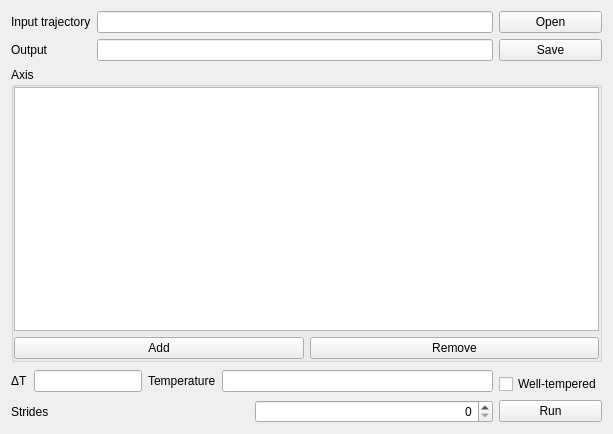
HanatoK/PMFToolBox, file metadynamicstab/metadynamicstab.ui: the form before one commit.
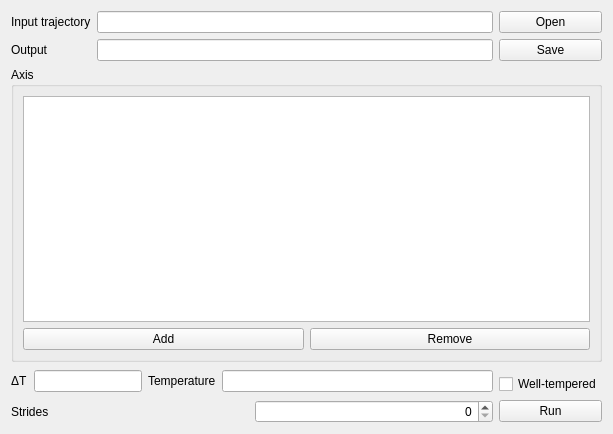
The form after the commit.

Diff of the .ui file:
```diff
--- a/metadynamicstab/metadynamicstab.ui
+++ b/metadynamicstab/metadynamicstab.ui
@@ -85,18 +85,9 @@
       <bool>true</bool>
      </property>
      <layout class="QGridLayout" name="gridLayout_2">
-      <property name="leftMargin">
-       <number>0</number>
-      </property>
-      <property name="topMargin">
-       <number>0</number>
-      </property>
-      <property name="rightMargin">
-       <number>0</number>
-      </property>
-      <property name="bottomMargin">
-       <number>0</number>
-      </property>
+      <item row="0" column="0">
+       <widget class="QTableView" name="tableViewAxis"/>
+      </item>
       <item row="1" column="0">
        <layout class="QHBoxLayout" name="horizontalLayout">
         <item>
```
Left out of the diff: 3 changed lines with no effect on the pictures.
